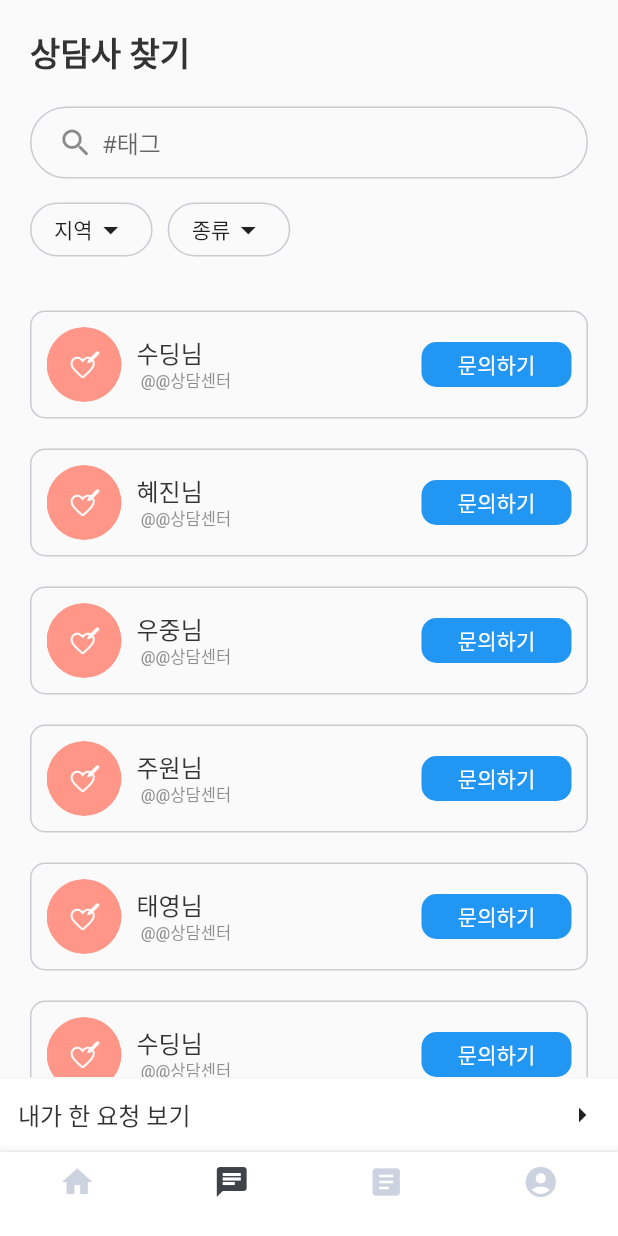
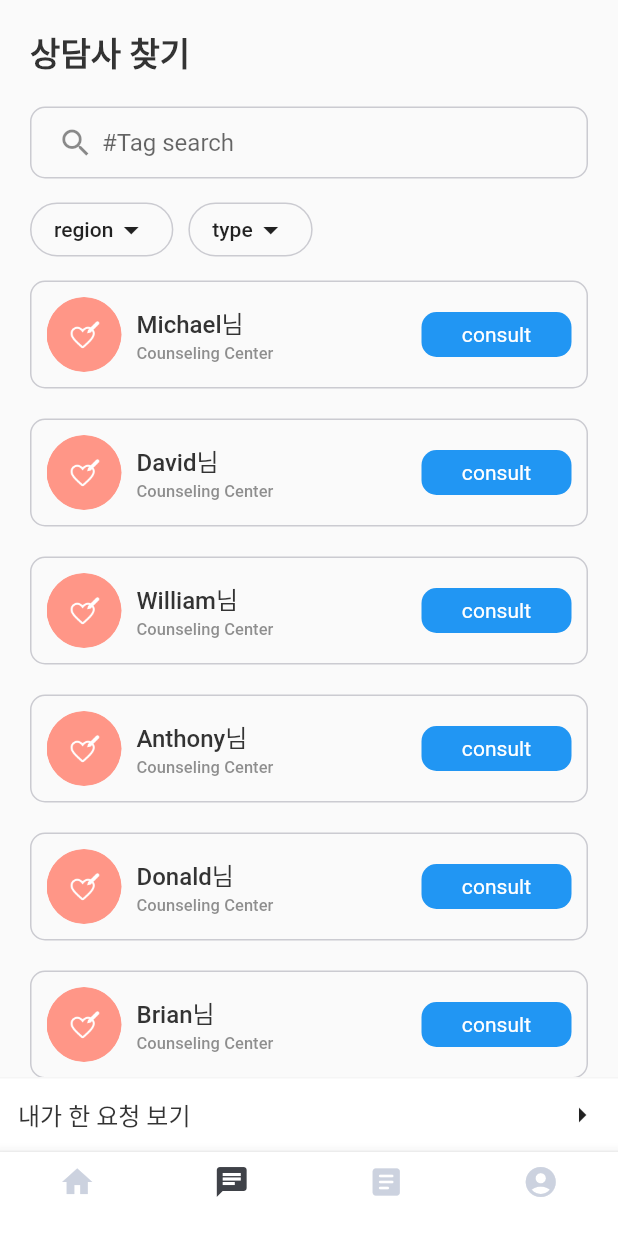
Before and after one commit to 2023-GSC-Diviction/Diviction-User, a Flutter app: the BottomNavigation screen opened directly, item 2 of the bottom bar chosen, on a phone screen of 412 x 824 dp. Run offline on Flutter 3.47's test engine with Material 2 defaults, Android fonts, the phone set to English and light mode, and no system bars; our stand-ins replace dio, flutter_chat_bubble, flutter_riverpod, image_picker, shared_preferences, table_calendar; accounts and stored records are empty.

Commit message:
design: 한국어 -> 영어

```diff
--- a/lib/screen/counselor/find_counselor_screen.dart
+++ b/lib/screen/counselor/find_counselor_screen.dart
@@ -25,16 +25,15 @@ class _CounselorScreenState extends State<FindCounselorScreen>
   @override
   Widget build(BuildContext context) {
     List<String> counselorList = [
-      '수딩',
-      '혜진',
-      '우중',
-      '주원',
-      '태영',
-      '수딩',
-      '혜진',
-      '우중',
-      '주원',
-      '태영'
+      'Michael',
+      'David',
+      'William',
+      'Anthony',
+      'Donald',
+      'Brian',
+      'Edward',
+      'Christopher',
+      'Kenneth',
     ];
     return Stack(children: [
       Container(
@@ -72,15 +71,15 @@ class _CounselorScreenState extends State<FindCounselorScreen>
     return TextField(
       decoration: InputDecoration(
           enabledBorder: OutlineInputBorder(
-              borderRadius: BorderRadius.circular(40),
+              borderRadius: BorderRadius.circular(10),
               borderSide:
                   const BorderSide(width: 1, color: Palette.borderColor)),
           contentPadding: const EdgeInsets.all(0),
-          hintText: '#태그',
+          hintText: '#Tag search',
           border: OutlineInputBorder(
               borderSide: const BorderSide(
                   width: 1, color: Color.fromARGB(67, 28, 28, 28)),
-              borderRadius: BorderRadius.circular(40)),
+              borderRadius: BorderRadius.circular(10)),
           prefixIcon: const Padding(
               padding: EdgeInsets.only(left: 13), child: Icon(Icons.search))),
     );
@@ -97,7 +96,7 @@ class _CounselorScreenState extends State<FindCounselorScreen>
         },
         child: Row(
           children: [
-            Text(type == 1 ? '종류' : '지역',
+            Text(type == 1 ? 'type' : 'region',
                 style: TextStyle(color: Colors.black87)),
             const Icon(Icons.arrow_drop_down, color: Colors.black87)
           ],
@@ -150,15 +149,15 @@ class OptionBottomSheet extends StatelessWidget {
       mainAxisSize: MainAxisSize.min,
       children: [
         Container(
-          margin: const EdgeInsets.only(left: 20, top: 10),
-          width: 130,
+          margin: const EdgeInsets.only(left: 10, top: 10),
+          width: 160,
           child: TabBar(
               tabs: const [
                 Tab(
-                  text: '종류',
+                  text: 'type',
                 ),
                 Tab(
-                  text: '지역',
+                  text: 'region',
                 )
               ],
               onTap: (value) => tabController.animateTo(value),
--- a/lib/screen/counselor/requested_counselor_screen.dart
+++ b/lib/screen/counselor/requested_counselor_screen.dart
@@ -16,16 +16,15 @@ class _CounselorScreenState extends State<RequestedCounselorScreen> {
   @override
   Widget build(BuildContext context) {
     List<String> counselorList = [
-      '수딩',
-      '혜진',
-      '우중',
-      '주원',
-      '태영',
-      '수딩',
-      '혜진',
-      '우중',
-      '주원',
-      '태영'
+      'Michael',
+      'David',
+      'William',
+      'Anthony',
+      'Donald',
+      'Brian',
+      'Edward',
+      'Christopher',
+      'Kenneth',
     ];
     return Container(
       padding: const EdgeInsets.symmetric(horizontal: 16, vertical: 20),
--- a/lib/screen/day_check_screen.dart
+++ b/lib/screen/day_check_screen.dart
@@ -17,7 +17,7 @@ class DayCheckScreen extends StatelessWidget {
         child: Stack(
           children: [
             Center(
-              child: Text('어제는 잘 참으셨나요?', style: TextStyles.titleTextStyle),
+              child: Text('Success?', style: TextStyles.titleTextStyle),
             ),
             Positioned(
                 bottom: 0,
--- a/lib/widget/counselor_list.dart
+++ b/lib/widget/counselor_list.dart
@@ -1,4 +1,5 @@
 import 'package:diviction_user/screen/chat_screen.dart';
+import 'package:diviction_user/screen/day_check_screen.dart';
 import 'package:diviction_user/widget/profile_image.dart';
 import 'package:flutter/material.dart';
 import '../config/style.dart';
@@ -15,7 +16,7 @@ class CounselorList extends StatelessWidget {
     return ListView.builder(
         shrinkWrap: true,
         itemCount: counselorList.length,
-        padding: const EdgeInsets.only(bottom: 40, top: 20),
+        padding: const EdgeInsets.only(bottom: 40),
         itemBuilder: (context, index) {
           return Container(
               decoration: BoxDecoration(
@@ -28,16 +29,12 @@ class CounselorList extends StatelessWidget {
                 mainAxisAlignment: MainAxisAlignment.spaceBetween,
                 children: [
                   GestureDetector(
-                    onTap: () {
-                      // Navigator.push(
-                      //     context,
-                      //     MaterialPageRoute(
-                      //         builder: (context) => CounselorDetailScreen()));
-                    },
+                    onTap: () => onProfilePressed(context),
                     child: Row(
                       children: [
                         ProfileImage(
-                          onProfileImagePressed: () {},
+                          onProfileImagePressed: () =>
+                              onProfilePressed(context),
                           isChoosedPicture: false,
                           path: null,
                           type: 1,
@@ -52,7 +49,7 @@ class CounselorList extends StatelessWidget {
                               style: TextStyles.mainTextStyle,
                               children: <TextSpan>[
                                 const TextSpan(
-                                    text: ' @@상담센터',
+                                    text: 'Counseling Center',
                                     style: TextStyles.shadowTextStyle),
                               ]),
                           textAlign: TextAlign.start,
@@ -75,7 +72,7 @@ class CounselorList extends StatelessWidget {
                           borderRadius: BorderRadius.circular(10),
                         ),
                         child: Center(
-                          child: Text(requested ? '문의채팅' : '문의하기',
+                          child: Text(requested ? 'chat' : 'consult',
                               style: TextStyles.blueBottonTextStyle),
                         ),
                       ))
@@ -83,4 +80,9 @@ class CounselorList extends StatelessWidget {
               ));
         });
   }
+
+  onProfilePressed(BuildContext context) {
+    Navigator.push(
+        context, MaterialPageRoute(builder: (context) => DayCheckScreen()));
+  }
 }
```
Also changed, not shown: lib/screen/chat_screen.dart (+28 -14 lines), lib/screen/home_screen.dart (+40 -4 lines), lib/widget/chat/chat_bubble.dart (+12 -3 lines).
